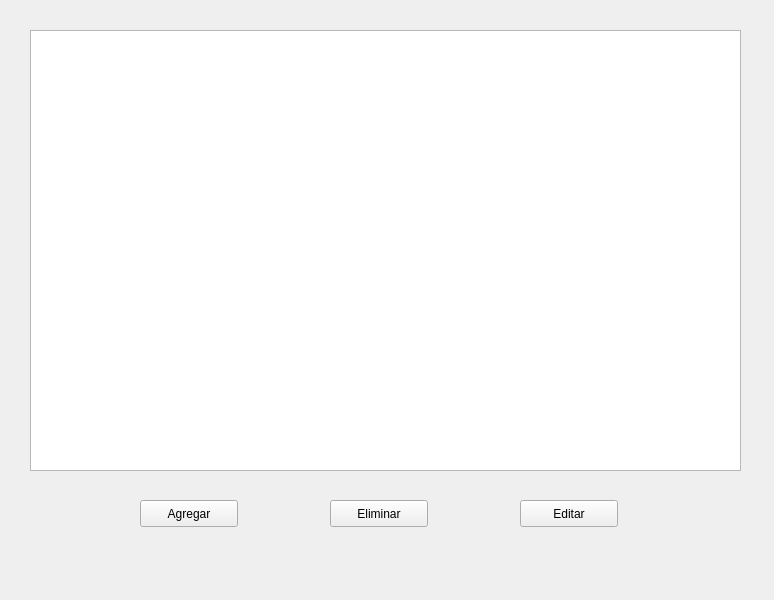
Qt form Director/Directores.ui (jandy92/ProyectoTallerCine) before a commit.
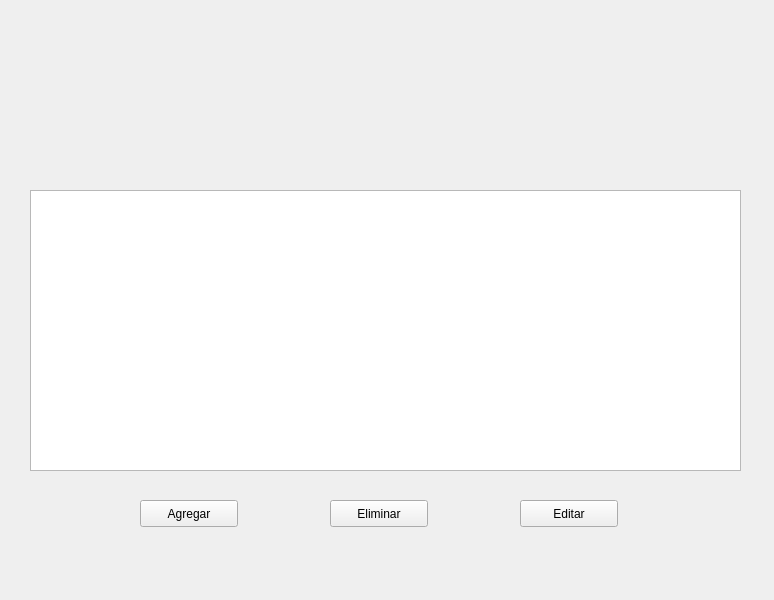
The same form after that commit. Icons and pictures are not drawn.

Commit message: directores muestra imagenes

Patch:
```diff
--- a/Director/Directores.ui
+++ b/Director/Directores.ui
@@ -75,12 +75,31 @@
    <property name="geometry">
     <rect>
      <x>30</x>
-     <y>30</y>
+     <y>190</y>
      <width>711</width>
-     <height>441</height>
+     <height>281</height>
     </rect>
    </property>
   </widget>
+  <widget class="QLabel" name="imagen">
+   <property name="geometry">
+    <rect>
+     <x>40</x>
+     <y>10</y>
+     <width>131</width>
+     <height>171</height>
+    </rect>
+   </property>
+   <property name="styleSheet">
+    <string notr="true"/>
+   </property>
+   <property name="text">
+    <string/>
+   </property>
+   <property name="scaledContents">
+    <bool>true</bool>
+   </property>
+  </widget>
   <zorder>grilla</zorder>
   <zorder>editarDirector</zorder>
   <zorder>agregarDirector</zorder>
```
Left out of the diff: 1 changed line with no effect on the pictures. The commit also changes 3 other files.
